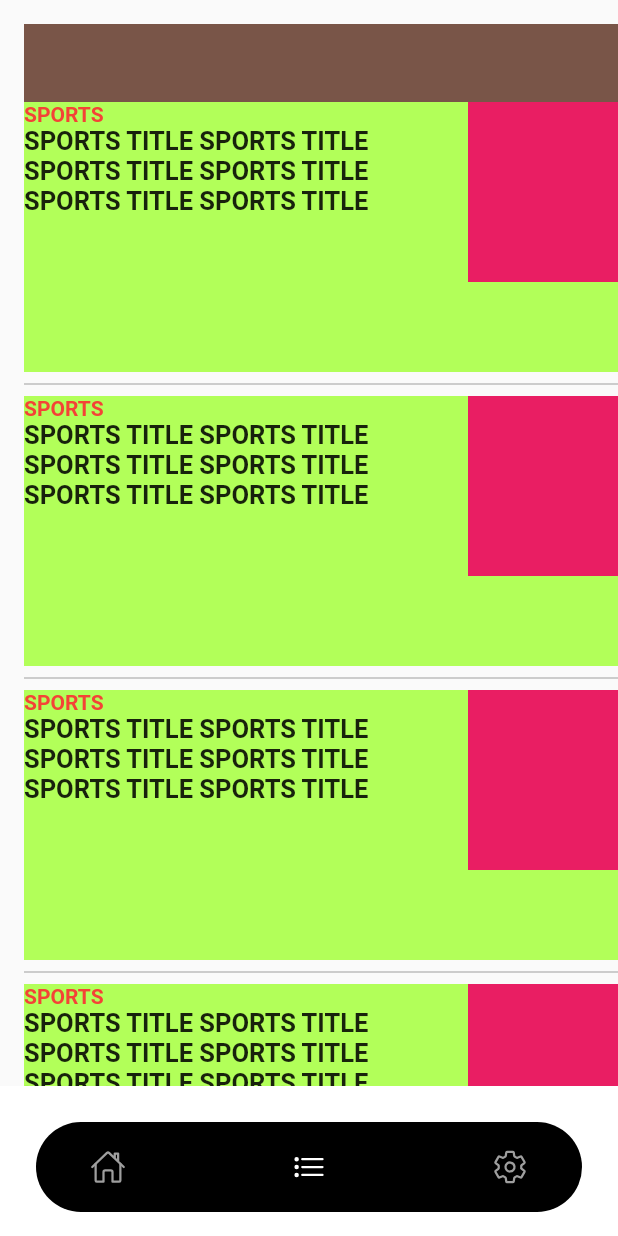
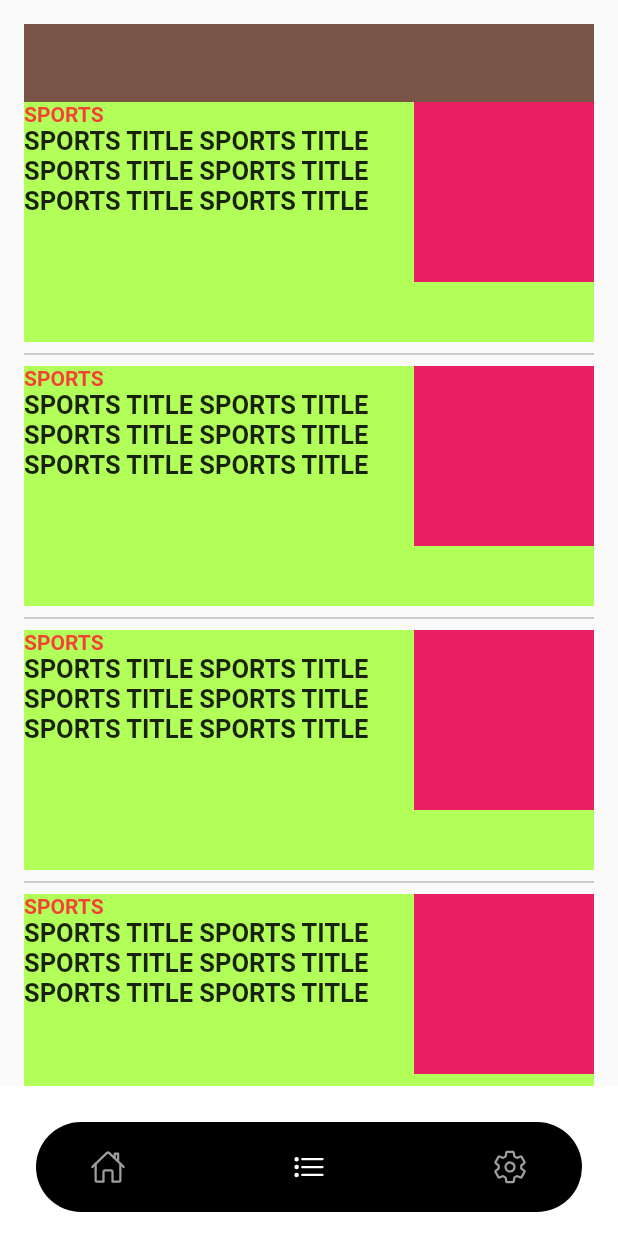
Before and after one commit to JAICHANGPARK/flutter_notebook_chapter_24, a Flutter app: the NewsAppMainPage screen opened directly, item 2 of the bottom bar chosen, on a phone screen of 412 x 824 dp. Run offline on Flutter 3.47's test engine with Material 2 defaults, Android fonts, the phone set to English and light mode, and no system bars; our stand-ins replace flutter_riverpod, freezed_annotation, ionicons, percent_indicator; missing offline and left inert: crypto_font_icons; network calls fail.

Commit message:
Update news_app_main_apge.dart

```diff
--- a/lib/ep1377_news_app/view/news_app_main_apge.dart
+++ b/lib/ep1377_news_app/view/news_app_main_apge.dart
@@ -220,7 +220,9 @@ class _NewsAppMainPageState extends State<NewsAppMainPage> {
                       ),
                     ],
                   ),
-                  Column(
+                  Padding(
+                    padding: const EdgeInsets.only(right: 16),
+                    child: Column(
                       children: [
                         Container(
                           height: 52,
@@ -234,7 +236,7 @@ class _NewsAppMainPageState extends State<NewsAppMainPage> {
                             ),
                             itemBuilder: (context, index) {
                               return Container(
-                              height: 180,
+                                height: 160,
                                 color: Colors.lightGreenAccent,
                                 child: Column(
                                   children: [
@@ -254,17 +256,14 @@ class _NewsAppMainPageState extends State<NewsAppMainPage> {
                                               ),
                                               Text(
                                                 "SPORTS TITLE SPORTS TITLE SPORTS TITLE SPORTS TITLE SPORTS TITLE SPORTS TITLE ",
-
-                                            style: TextStyle(
-                                              fontWeight: FontWeight.bold,
-                                              fontSize: 17
-                                            ),),
+                                                style: TextStyle(fontWeight: FontWeight.bold, fontSize: 17),
+                                              ),
                                             ],
                                           ),
                                         ),
                                         Container(
                                           height: 120,
-                                        width: 100,
+                                          width: 120,
                                           color: Colors.pink,
                                         )
                                       ],
@@ -276,6 +275,7 @@ class _NewsAppMainPageState extends State<NewsAppMainPage> {
                           ),
                         ),
                       ],
+                    ),
                   ),
                 ],
               ),
```
Lines whose indentation alone changed are shown as unchanged.
